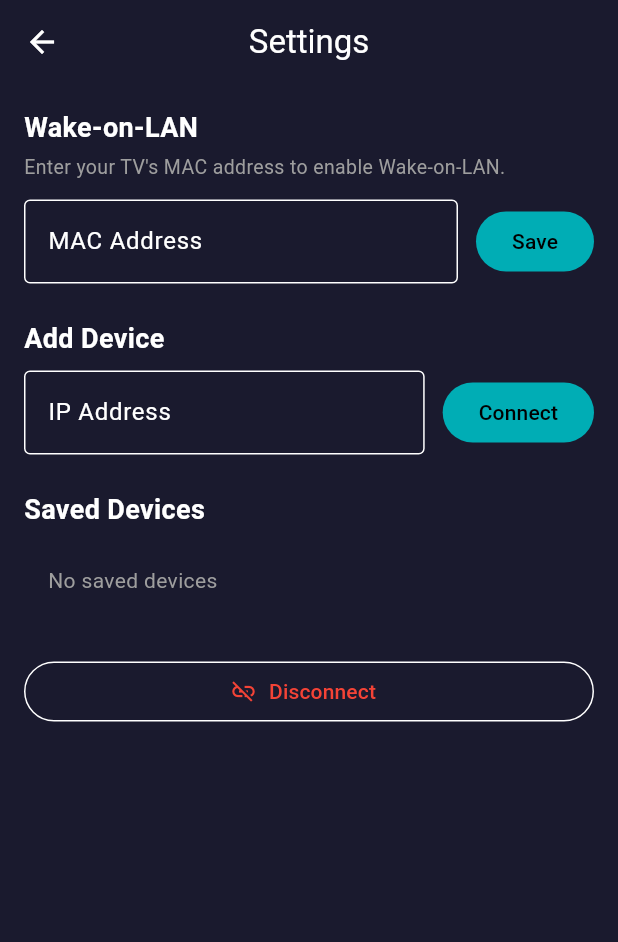
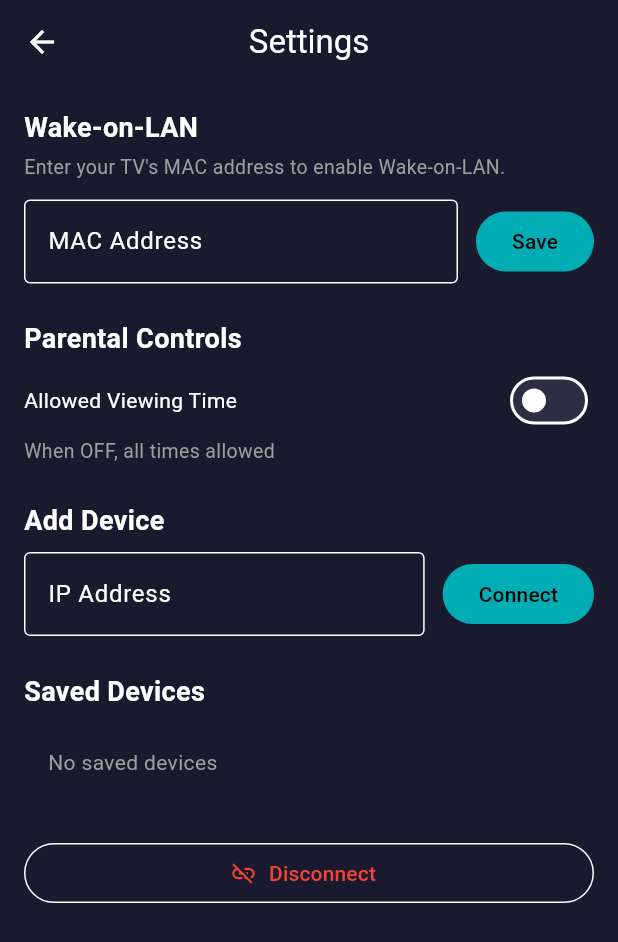
Before and after one commit to linzhengen/tv-remote, a Flutter app: the SettingsScreen screen opened directly, after a tap on "Save", on a phone screen of 412 x 824 dp. Shown: the top 942 px of the screen. Run offline on Flutter 3.47's test engine with Material 3 defaults, Android fonts, the phone set to English and light mode, and no system bars; our stand-ins replace flutter_riverpod, shared_preferences; accounts and stored records are empty.

Commit message:
feat: add time restriction

```diff
--- /dev/null
+++ b/lib/domain/models/time_restriction.dart
@@ -0,0 +1,56 @@
+class TimeRestriction {
+  final bool enabled;
+  final int startHour; // 0-23
+  final int startMinute; // 0-59
+  final int endHour; // 0-23
+  final int endMinute; // 0-59
+
+  const TimeRestriction({
+    required this.enabled,
+    required this.startHour,
+    required this.startMinute,
+    required this.endHour,
+    required this.endMinute,
+  });
+
+  factory TimeRestriction.defaults() => const TimeRestriction(
+        enabled: false,
+        startHour: 6,
+        startMinute: 0,
+        endHour: 21,
+        endMinute: 0,
+      );
+
+  /// Returns true when the restriction is disabled or [time] is within the
+  /// allowed window. Supports overnight ranges (e.g. 22:00 to 06:00).
+  bool isAllowed(DateTime time) {
+    if (!enabled) return true;
+    final current = time.hour * 60 + time.minute;
+    final start = startHour * 60 + startMinute;
+    final end = endHour * 60 + endMinute;
+    if (start <= end) {
+      return current >= start && current <= end;
+    } else {
+      // Overnight range
+      return current >= start || current <= end;
+    }
+  }
+
+  Map<String, dynamic> toJson() => {
+        'enabled': enabled,
+        'startHour': startHour,
+        'startMinute': startMinute,
+        'endHour': endHour,
+        'endMinute': endMinute,
+      };
+
+  factory TimeRestriction.fromJson(Map<String, dynamic> json) {
+    return TimeRestriction(
+      enabled: json['enabled'] as bool? ?? false,
+      startHour: json['startHour'] as int? ?? 6,
+      startMinute: json['startMinute'] as int? ?? 0,
+      endHour: json['endHour'] as int? ?? 21,
+      endMinute: json['endMinute'] as int? ?? 0,
+    );
+  }
+}
--- a/lib/presentation/providers/tv_provider.dart
+++ b/lib/presentation/providers/tv_provider.dart
@@ -5,6 +5,7 @@ import 'package:shared_preferences/shared_preferences.dart';
 
 import '../../domain/models/tv_device_info.dart';
 import '../../domain/models/remote_command.dart';
+import '../../domain/models/time_restriction.dart';
 import '../../domain/interfaces/tv_controller.dart';
 import '../../data/manufacturers/panasonic/panasonic_controller.dart';
 import '../../core/discovery/ssdp_discovery.dart';
@@ -29,6 +30,30 @@ TvController _createController(TvBrand brand) {
 final wolMacAddressProvider = FutureProvider<String?>((ref) async {
   final prefs = await SharedPreferences.getInstance();
   return prefs.getString('wol_mac_address');
+});
+
+/// Time restriction settings for parental controls.
+final timeRestrictionProvider = FutureProvider<TimeRestriction>((ref) async {
+  final prefs = await SharedPreferences.getInstance();
+  final json = prefs.getString('time_restriction');
+  if (json == null) return TimeRestriction.defaults();
+  try {
+    return TimeRestriction.fromJson(
+        jsonDecode(json) as Map<String, dynamic>);
+  } catch (_) {
+    return TimeRestriction.defaults();
+  }
+});
+
+/// Saves time restriction settings.
+final saveTimeRestrictionProvider =
+    Provider<Future<void> Function(TimeRestriction)>((ref) {
+  return (TimeRestriction restriction) async {
+    final prefs = await SharedPreferences.getInstance();
+    await prefs.setString(
+        'time_restriction', jsonEncode(restriction.toJson()));
+    ref.invalidate(timeRestrictionProvider);
+  };
 });
 
 /// Manages the list of saved devices.
@@ -157,6 +182,13 @@ final sendCommandProvider = Provider<Future<String?> Function(RemoteCommand)>((
       if (controller == null) {
         return 'Not connected to a TV';
       }
+      // Time restriction gate: block all commands except power
+      final restriction = ref.read(timeRestrictionProvider).valueOrNull;
+      if (restriction != null && !restriction.isAllowed(DateTime.now())) {
+        if (command != RemoteCommand.power) {
+          return 'TV viewing is restricted at this time';
+        }
+      }
       await controller.sendCommand(command);
       return null; // success
     } catch (e) {
--- a/lib/presentation/screens/settings_screen.dart
+++ b/lib/presentation/screens/settings_screen.dart
@@ -2,6 +2,7 @@ import 'package:flutter/material.dart';
 import 'package:flutter_riverpod/flutter_riverpod.dart';
 
 import '../../domain/models/tv_device_info.dart';
+import '../../domain/models/time_restriction.dart';
 import '../providers/tv_provider.dart';
 
 class SettingsScreen extends ConsumerWidget {
@@ -10,9 +11,11 @@ class SettingsScreen extends ConsumerWidget {
   @override
   Widget build(BuildContext context, WidgetRef ref) {
     final macAsync = ref.watch(wolMacAddressProvider);
+    final timeRestrictionAsync = ref.watch(timeRestrictionProvider);
     final savedAsync = ref.watch(savedDevicesProvider);
     final disconnect = ref.watch(disconnectProvider);
     final saveMac = ref.watch(saveMacAddressProvider);
+    final saveTimeRestriction = ref.watch(saveTimeRestrictionProvider);
     final deleteDevice = ref.watch(deleteDeviceProvider);
     final renameDevice = ref.watch(renameDeviceProvider);
 
@@ -58,6 +61,15 @@ class SettingsScreen extends ConsumerWidget {
                   child: const Text('Save'),
                 ),
               ],
+            ),
+            const SizedBox(height: 24),
+
+            // Parental Controls
+            timeRestrictionAsync.when(
+              data: (restriction) =>
+                  _TimeRestrictionSection(restriction: restriction, onSave: saveTimeRestriction),
+              loading: () => const SizedBox.shrink(),
+              error: (_, _) => const SizedBox.shrink(),
             ),
             const SizedBox(height: 24),
 
@@ -181,6 +193,103 @@ class _AddDeviceFormState extends ConsumerState<_AddDeviceForm> {
   }
 }
 
+class _TimeRestrictionSection extends StatelessWidget {
+  final TimeRestriction restriction;
+  final Future<void> Function(TimeRestriction) onSave;
+
+  const _TimeRestrictionSection({
+    required this.restriction,
+    required this.onSave,
+  });
+
+  @override
+  Widget build(BuildContext context) {
+    return Column(
+      crossAxisAlignment: CrossAxisAlignment.start,
+      children: [
+        const Text(
+          'Parental Controls',
+          style: TextStyle(fontSize: 18, fontWeight: FontWeight.bold),
+        ),
+        const SizedBox(height: 4),
+        Row(
+          mainAxisAlignment: MainAxisAlignment.spaceBetween,
+          children: [
+            const Text('Allowed Viewing Time'),
+            Switch(
+              value: restriction.enabled,
+              onChanged: (value) {
+                onSave(TimeRestriction(
+                  enabled: value,
+                  startHour: restriction.startHour,
+                  startMinute: restriction.startMinute,
+                  endHour: restriction.endHour,
+                  endMinute: restriction.endMinute,
+                ));
+              },
+            ),
+          ],
+        ),
+        if (!restriction.enabled)
+          const Text(
+            'When OFF, all times allowed',
+            style: TextStyle(fontSize: 13, color: Colors.grey),
+          ),
+        if (restriction.enabled) ...[
+          const SizedBox(height: 8),
+          ListTile(
+            title: const Text('Start Time'),
+            trailing: Text(_formatTime(restriction.startHour, restriction.startMinute)),
+            onTap: () => _pickTime(
+              context,
+              TimeOfDay(hour: restriction.startHour, minute: restriction.startMinute),
+              (picked) => onSave(TimeRestriction(
+                enabled: restriction.enabled,
+                startHour: picked.hour,
+                startMinute: picked.minute,
+                endHour: restriction.endHour,
+                endMinute: restriction.endMinute,
+              )),
+            ),
+          ),
+          ListTile(
+            title: const Text('End Time'),
+            trailing: Text(_formatTime(restriction.endHour, restriction.endMinute)),
+            onTap: () => _pickTime(
+              context,
+              TimeOfDay(hour: restriction.endHour, minute: restriction.endMinute),
+              (picked) => onSave(TimeRestriction(
+                enabled: restriction.enabled,
+                startHour: restriction.startHour,
+                startMinute: restriction.startMinute,
+                endHour: picked.hour,
+                endMinute: picked.minute,
+              )),
+            ),
+          ),
+        ],
+      ],
+    );
+  }
+
+  String _formatTime(int hour, int minute) {
+    final h = hour.toString().padLeft(2, '0');
+    final m = minute.toString().padLeft(2, '0');
+    return '$h:$m';
+  }
+
+  Future<void> _pickTime(
+    BuildContext context,
+    TimeOfDay initial,
+    void Function(TimeOfDay) onPicked,
+  ) async {
+    final picked = await showTimePicker(context: context, initialTime: initial);
+    if (picked != null) {
+      onPicked(picked);
+    }
+  }
+}
+
 void _showRenameDialog(
   BuildContext context,
   TvDeviceInfo device,
```
Also changed, not shown: 4 other files.
